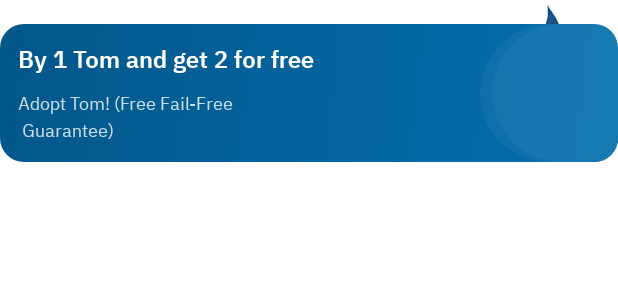
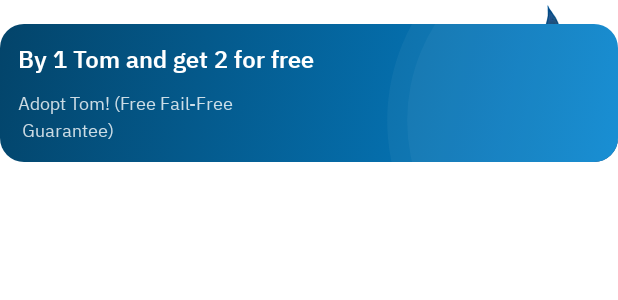
Before and after one commit to YoussefmSaber/TomAndJerryCompose, an Android app built with Jetpack Compose: the @Preview function PromotionCardPreview, on a phone screen of 412 x 824 dp. Shown: the top 300 px of the screen. Run offline under Robolectric (Android 15) with nearby library versions, the phone set to English and light mode, and no system bars; our stand-ins replace constraintlayout-compose.

Commit message:
Finished Tom Promotion Card

```diff
--- a/app/src/main/java/com/youssefmsaber/tomandjerry/composable/card/PromotionCard.kt
+++ b/app/src/main/java/com/youssefmsaber/tomandjerry/composable/card/PromotionCard.kt
@@ -1,6 +1,7 @@
 package com.youssefmsaber.tomandjerry.composable.card
 
 import android.annotation.SuppressLint
+import androidx.compose.foundation.Canvas
 import androidx.compose.foundation.Image
 import androidx.compose.foundation.background
 import androidx.compose.foundation.layout.Arrangement
@@ -12,8 +13,6 @@ import androidx.compose.foundation.layout.fillMaxSize
 import androidx.compose.foundation.layout.fillMaxWidth
 import androidx.compose.foundation.layout.height
 import androidx.compose.foundation.layout.padding
-import androidx.compose.foundation.layout.size
-import androidx.compose.foundation.shape.CircleShape
 import androidx.compose.foundation.shape.RoundedCornerShape
 import androidx.compose.material3.Text
 import androidx.compose.runtime.Composable
@@ -34,11 +33,10 @@ import androidx.constraintlayout.compose.ConstraintLayout
 import com.youssefmsaber.tomandjerry.R
 import com.youssefmsaber.tomandjerry.composable.spacer.VerticalSpacer8
 import com.youssefmsaber.tomandjerry.ui.theme.IBM_Plex
+import com.youssefmsaber.tomandjerry.ui.theme.LinearGradientTomPromotion
 import com.youssefmsaber.tomandjerry.ui.theme.OffWhiteTextColor
 import com.youssefmsaber.tomandjerry.ui.theme.Padding12
-import com.youssefmsaber.tomandjerry.ui.theme.PrimaryColor
 import com.youssefmsaber.tomandjerry.ui.theme.Radius16
-import com.youssefmsaber.tomandjerry.ui.theme.VeryLightWhite
 
 @SuppressLint("UnrememberedMutableState")
 @Composable
@@ -67,37 +65,29 @@ fun PromotionCard(
                 modifier = modifier
                     .background(
                         brush = Brush.linearGradient(
-                            colors = listOf(PrimaryColor, Color(0xFF0685D0)),
+                            colors = LinearGradientTomPromotion,
                             start = Offset.Zero,
-                            end = Offset(widthPx * 2, heightPx)
+                            end = Offset(widthPx, heightPx)
                         )
                     )
                     .fillMaxSize()
             ) {
-                ConstraintLayout(
-                    modifier = modifier.fillMaxWidth()
-                ) {
-                    val (first, second) = createRefs()
-                    LightWhiteCircle(
-                        modifier
-                            .size(140.dp)
-                            .constrainAs(first) {
-                                bottom.linkTo(parent.bottom, margin = (-8).dp)
-                                end.linkTo(parent.end, margin = (-48).dp)
-                            }
+
+                PromotionText(modifier)
+
+                Canvas(modifier = Modifier.matchParentSize()) {
+                    drawCircle(
+                        color = Color.White.copy(alpha = 0.04f),
+                        radius = 200f,
+                        center = Offset(size.width * 0.95f, size.height * 0.7f)
                     )
-                    LightWhiteCircle(
-                        modifier
-                            .size(130.dp)
-                            .constrainAs(second) {
-                                bottom.linkTo(parent.bottom, margin = (-8).dp)
-                                end.linkTo(parent.end, margin = (-46).dp)
-                            }
+
+                    drawCircle(
+                        color = Color.White.copy(alpha = 0.04f),
+                        radius = 180f,
+                        center = Offset(size.width * 0.95f, size.height * 0.7f)
                     )
                 }
-                PromotionText(modifier)
-
-
             }
         }
 
@@ -108,15 +98,6 @@ fun PromotionCard(
             bottom.linkTo(parent.bottom)
         })
     }
-}
-
-@Composable
-fun LightWhiteCircle(modifier: Modifier = Modifier) {
-    Box(
-        modifier = modifier
-            .clip(CircleShape)
-            .background(VeryLightWhite)
-    )
 }
 
 @Composable
--- a/app/src/main/java/com/youssefmsaber/tomandjerry/ui/theme/Color.kt
+++ b/app/src/main/java/com/youssefmsaber/tomandjerry/ui/theme/Color.kt
@@ -20,5 +20,4 @@ val GrayBorderColor = Color(0x261F1F1E)
 val PriceContainerColor = Color(0xFFE9F6FB)
 val OffWhiteTextColor = Color(0xCCFFFFFF)
 
-
-val VeryLightWhite = Color(0x0AFFFFFF)
+val LinearGradientTomPromotion = listOf(Color(0xff03446A), Color(0xFF0685D0))
```
